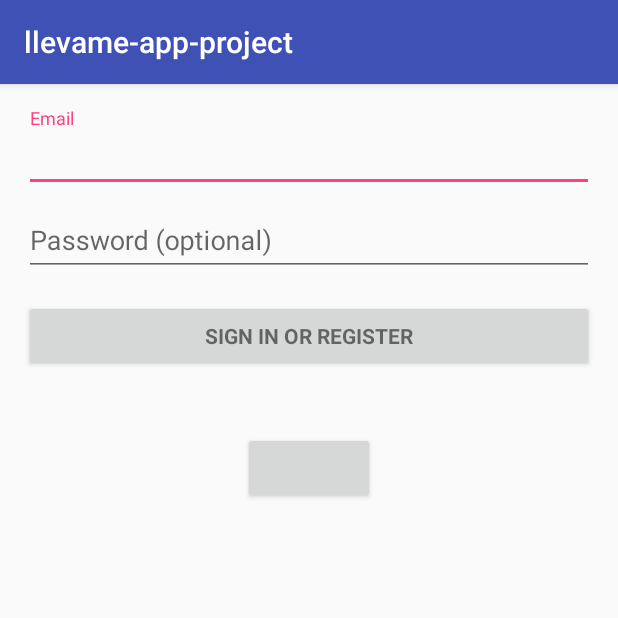
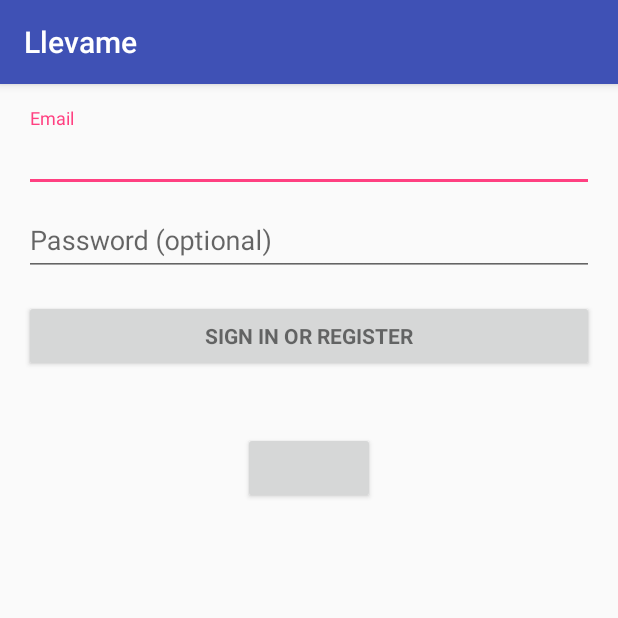
Before and after one commit to llevame/llevame-app, an Android app: the screen it shows after launch (LoginActivity), on a phone screen of 412 x 824 dp, the top half of it. Run offline under Robolectric (Android 15) with nearby library versions, the phone set to English and light mode, and no system bars; libraries missing offline, so code that uses them is left out: com.facebook, com.facebook.login, com.facebook.share; plain views replace LoginButton; 8 statements that could not run were skipped.

Commit message:
Cambiado los titulos de las pantallas a algunos mas adecuados para el usuario

```diff
--- a/app/src/main/java/com/llevame_app_project/LoginActivity.java
+++ b/app/src/main/java/com/llevame_app_project/LoginActivity.java
@@ -83,6 +83,8 @@ public class LoginActivity extends AppCompatActivity implements LoaderCallbacks<
     protected void onCreate(Bundle savedInstanceState) {
         super.onCreate(savedInstanceState);
         LoginButton loginButton;
+
+        getSupportActionBar().setTitle("Llevame");
 
         FacebookSdk.sdkInitialize(getApplicationContext());
 
--- a/app/src/main/java/com/llevame_app_project/PassengerActivity.java
+++ b/app/src/main/java/com/llevame_app_project/PassengerActivity.java
@@ -44,6 +44,8 @@ public class PassengerActivity extends AppCompatActivity {
         // Set up the ViewPager with the sections adapter.
         mViewPager = (ViewPager) findViewById(R.id.container);
         mViewPager.setAdapter(mSectionsPagerAdapter);
+
+        getSupportActionBar().setTitle("Llevame");
 
     }
 
--- a/app/src/main/java/com/llevame_app_project/ProfileActivity.java
+++ b/app/src/main/java/com/llevame_app_project/ProfileActivity.java
@@ -11,5 +11,7 @@ public class ProfileActivity extends AppCompatActivity {
     protected void onCreate(Bundle savedInstanceState) {
         super.onCreate(savedInstanceState);
         setContentView(R.layout.activity_profile);
+
+        getSupportActionBar().setTitle("Llevame - Settings");
     }
 }
```
